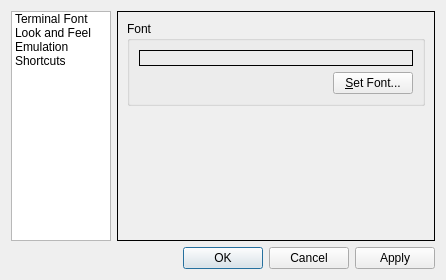
Before: the Qt Designer form src/forms/propertiesdialog.ui in lxqt/qterminal, drawn with Qt 5.
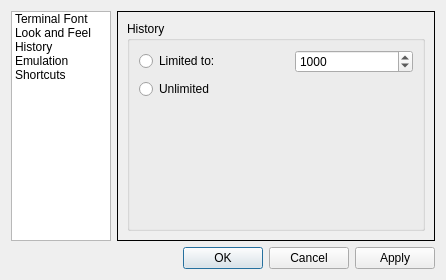
After: the same form once the commit is applied. The open tabs and pages were chosen to show the change.

Commit message:
Added History size properties
Size of history can now be limited to a user defined number of rows or
be unlimited.

Patch:
```diff
--- a/src/forms/propertiesdialog.ui
+++ b/src/forms/propertiesdialog.ui
@@ -44,6 +44,11 @@
        <string>Look and Feel</string>
       </property>
      </item>
+     <item>
+      <property name="text">
+       <string>History</string>
+      </property>
+     </item>
      <item>
       <property name="text">
        <string>Emulation</string>
@@ -226,6 +231,59 @@
        </item>
       </layout>
      </widget>
+     <widget class="QWidget" name="historyPage">
+      <layout class="QGridLayout" name="gridLayout_5">
+       <item row="0" column="0">
+        <widget class="QGroupBox" name="groupBox_2">
+         <property name="title">
+          <string>History</string>
+         </property>
+         <layout class="QGridLayout" name="gridLayout_8">
+          <item row="0" column="0">
+           <widget class="QRadioButton" name="historyLimited">
+            <property name="text">
+             <string>Limited to: </string>
+            </property>
+           </widget>
+          </item>
+          <item row="0" column="1">
+           <widget class="QSpinBox" name="historyLimitedTo">
+            <property name="minimum">
+             <number>100</number>
+            </property>
+            <property name="maximum">
+             <number>1000000</number>
+            </property>
+            <property name="value">
+             <number>1000</number>
+            </property>
+           </widget>
+          </item>
+          <item row="1" column="0">
+           <widget class="QRadioButton" name="historyUnlimited">
+            <property name="text">
+             <string>Unlimited</string>
+            </property>
+           </widget>
+          </item>
+          <item row="2" column="0">
+           <spacer name="verticalSpacer_4">
+            <property name="orientation">
+             <enum>Qt::Vertical</enum>
+            </property>
+            <property name="sizeHint" stdset="0">
+             <size>
+              <width>150</width>
+              <height>139</height>
+             </size>
+            </property>
+           </spacer>
+          </item>
+         </layout>
+        </widget>
+       </item>
+      </layout>
+     </widget>
      <widget class="QWidget" name="emulationPage">
       <layout class="QGridLayout" name="gridLayout_7">
        <item row="0" column="0">
```
The commit also changes 4 other files.
